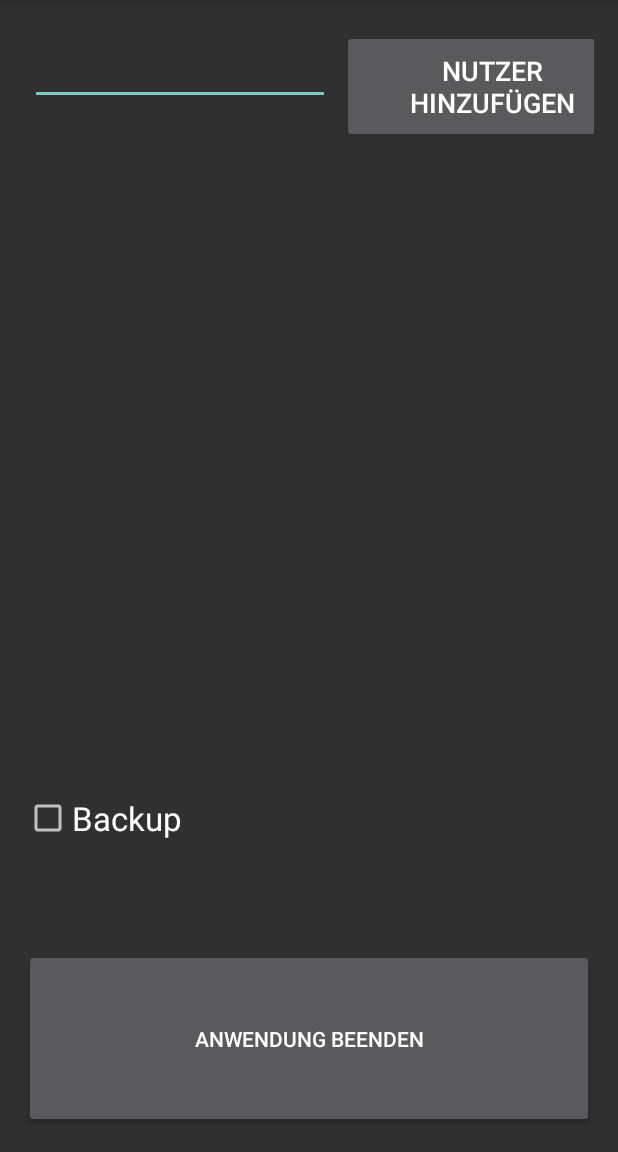
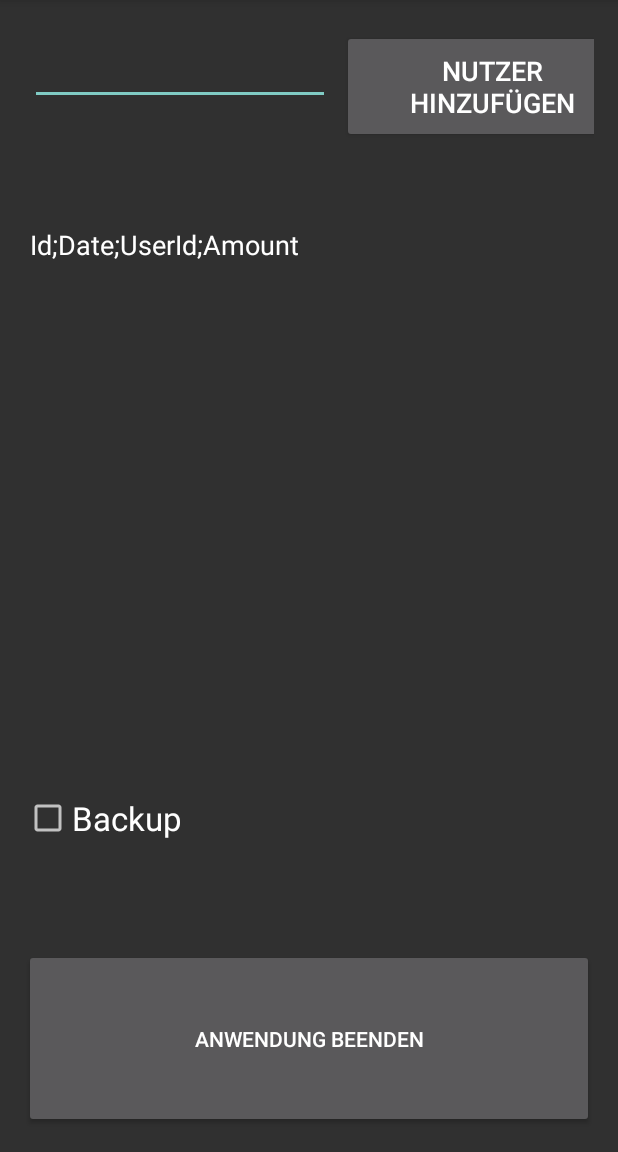
Before and after one commit to ratok-mk/Kaffeekasse, an Android app: the SettingsActivity screen opened directly, with no data from a screen before it, on a phone screen of 412 x 824 dp, the part 84-1236 px from its top. Run offline under Robolectric (Android 15) with nearby library versions, the light colour scheme and no system bars.

Commit message:
layout fix

```diff
--- a/app/src/main/res/layout/activity_settings.xml
+++ b/app/src/main/res/layout/activity_settings.xml
@@ -88,8 +88,8 @@
             android:id="@+id/paymentsTextView"
             android:maxLines="12"
             android:lines="12"
-            android:layout_column="2"
-            android:layout_row="3"
+            android:layout_column="0"
+            android:layout_row="2"
             android:layout_columnSpan="2"
             style="@android:style/TextAppearance.Medium"
             android:scrollbars="vertical"
```
